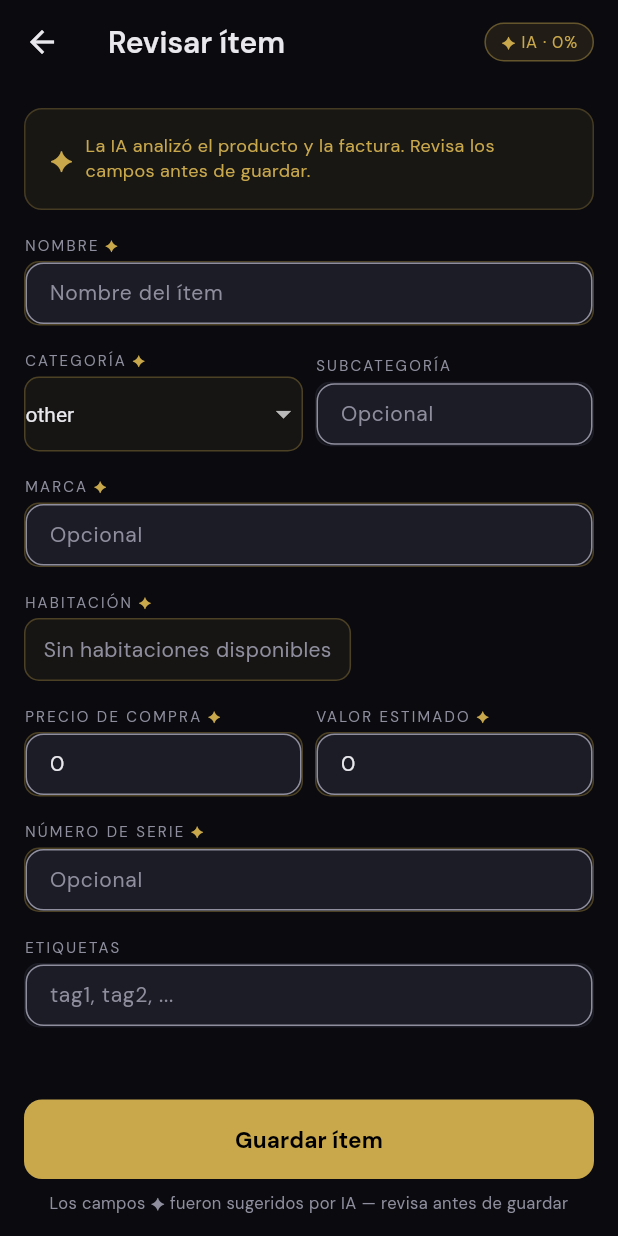
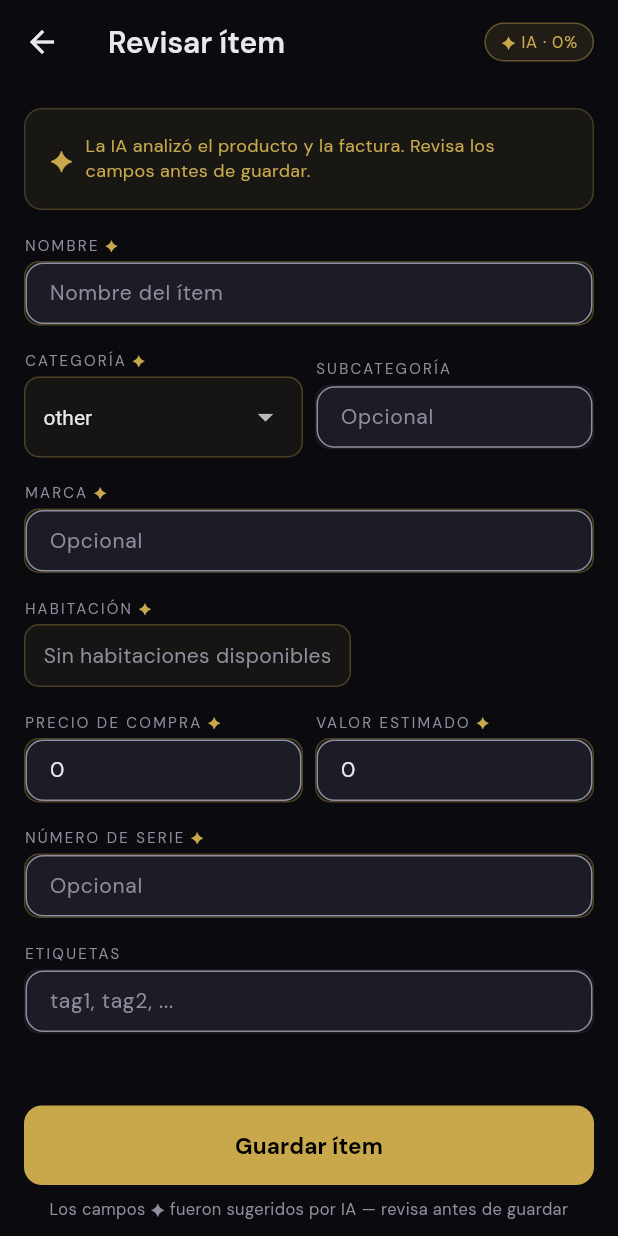
Before and after one commit to frpatino6/vaulted, a Flutter app: the AiItemReviewScreen screen opened directly with empty values, on a phone screen of 412 x 824 dp. Run offline on Flutter 3.47's test engine with Material 3 defaults, Android fonts, the phone set to English and light mode, and no system bars; our stand-ins replace cached_network_image, dio, dotted_border, fl_chart, flutter_riverpod, flutter_secure_storage and 6 more; missing offline and left inert: mobile_scanner; accounts and stored records are empty; generated files the repository leaves out were written again.

Commit message:
fix(ai-scan): add horizontal padding to dropdowns in review screen
Category and room dropdowns were rendering text flush against the
container border. Added symmetric padding (12h, 2v) to match the
spacing of the text fields.

https://claude.ai/code/session_01TEmWFa4YjbVC7Y5jtwYaFB

```diff
--- a/apps/mobile/lib/features/ai_scan/presentation/ai_item_review_screen.dart
+++ b/apps/mobile/lib/features/ai_scan/presentation/ai_item_review_screen.dart
@@ -303,7 +303,9 @@ class _AiItemReviewScreenState extends ConsumerState<AiItemReviewScreen> {
   }
 
   Widget _categoryDropdown() {
-    return DropdownButtonHideUnderline(
+    return Padding(
+      padding: const EdgeInsets.symmetric(horizontal: 12, vertical: 2),
+      child: DropdownButtonHideUnderline(
         child: DropdownButton<String>(
           value: _category,
           isExpanded: true,
@@ -313,6 +315,7 @@ class _AiItemReviewScreenState extends ConsumerState<AiItemReviewScreen> {
           items: _categories
               .map((c) => DropdownMenuItem(value: c, child: Text(c)))
               .toList(),
+        ),
       ),
     );
   }
@@ -329,7 +332,9 @@ class _AiItemReviewScreenState extends ConsumerState<AiItemReviewScreen> {
       );
     }
 
-    return DropdownButtonHideUnderline(
+    return Padding(
+      padding: const EdgeInsets.symmetric(horizontal: 12, vertical: 2),
+      child: DropdownButtonHideUnderline(
         child: DropdownButton<RoomModel>(
           value: _selectedRoom,
           isExpanded: true,
@@ -348,6 +353,7 @@ class _AiItemReviewScreenState extends ConsumerState<AiItemReviewScreen> {
                 ),
               )
               .toList(),
+        ),
       ),
     );
   }
```
Lines whose indentation alone changed are shown as unchanged.
